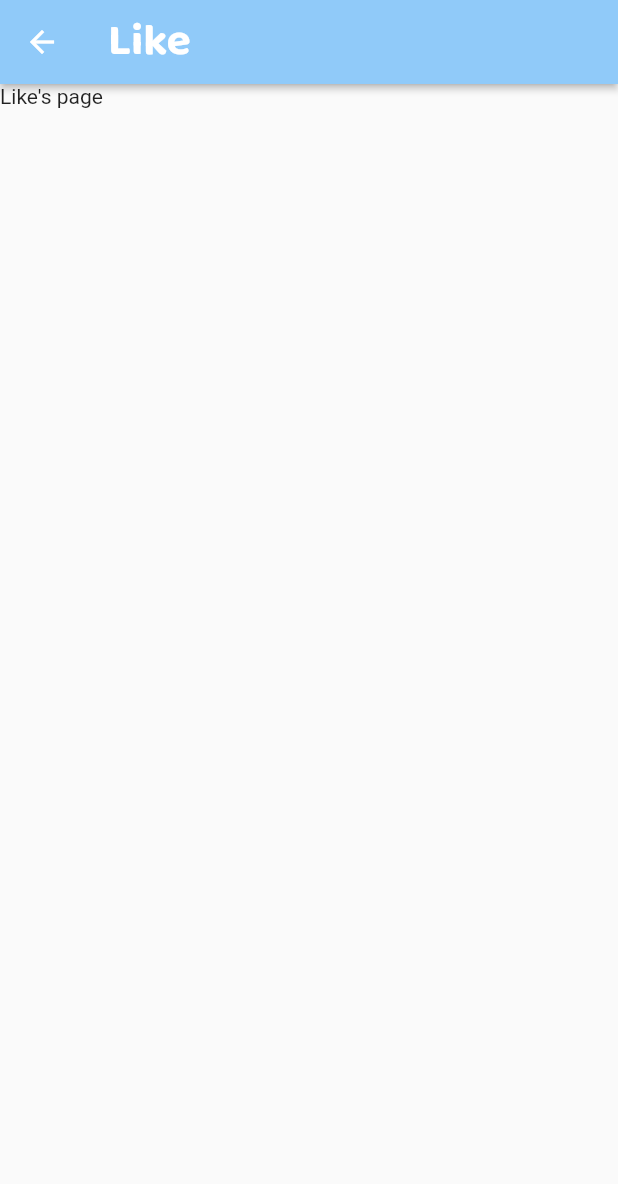
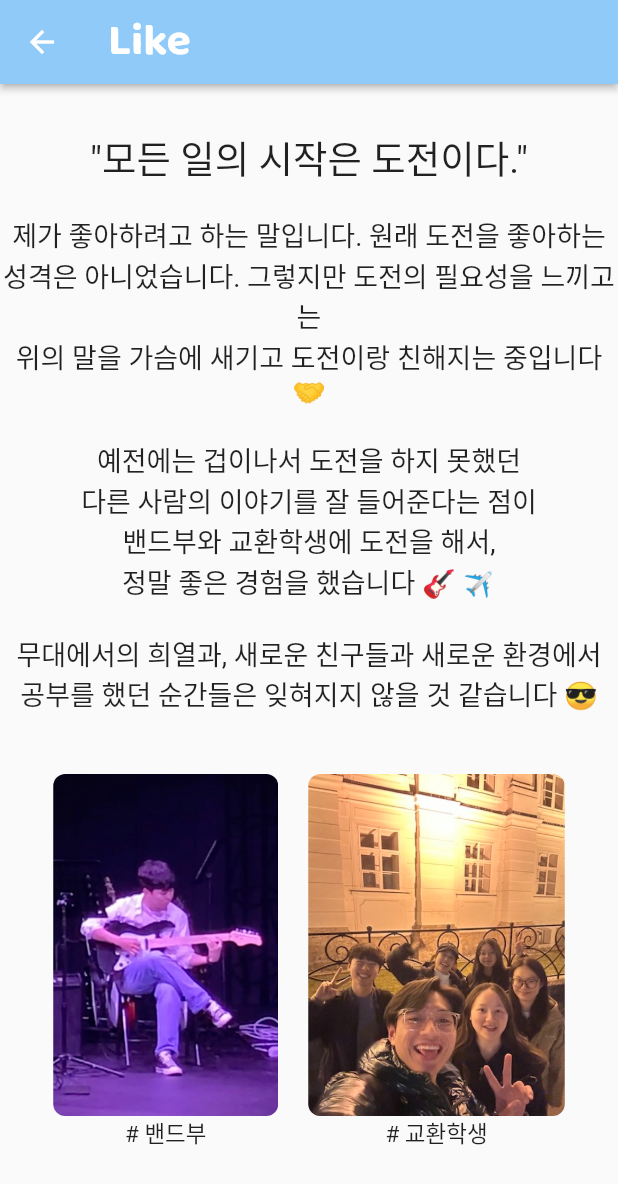
Before and after one commit to wnsdud0721/Flutter_beginner, a Flutter app: the Junyoung screen opened directly, after a tap on "Like", on a phone screen of 412 x 824 dp. Shown: the top 1184 px of the screen. Run offline on Flutter 3.47's test engine with Material 2 defaults, Android fonts, the phone set to English and light mode, and no system bars; Roboto replaces fonts that are missing (Yeongdeok).

Commit message:
홍준영 Like 페이지 완성

```diff
--- a/lib/junyoung.dart
+++ b/lib/junyoung.dart
@@ -50,7 +50,7 @@ class Junyoung extends StatelessWidget {
                   style: TextStyle(
                     fontFamily: "Baloo2",
                     fontSize: 25,
-                    fontWeight: FontWeight.w400,
+                    fontWeight: FontWeight.w600,
                     color: Colors.blue[300],
                   ),
                 ),
@@ -71,7 +71,7 @@ class Junyoung extends StatelessWidget {
                   style: TextStyle(
                     fontFamily: "Baloo2",
                     fontSize: 25,
-                    fontWeight: FontWeight.w400,
+                    fontWeight: FontWeight.w600,
                     color: Colors.blue[300],
                   ),
                 ),
@@ -92,7 +92,7 @@ class Junyoung extends StatelessWidget {
                   style: TextStyle(
                     fontFamily: "Baloo2",
                     fontSize: 25,
-                    fontWeight: FontWeight.w400,
+                    fontWeight: FontWeight.w600,
                     color: Colors.blue[300],
                   ),
                 ),
@@ -214,7 +214,81 @@ class Like extends StatelessWidget {
       ),
       body: Column(
         children: [
-          Text("Like's page"),
+          SizedBox(height: 30),
+          Text(
+            '"모든 일의 시작은 도전이다."',
+            style: TextStyle(
+              fontFamily: "Yeongdeok",
+              fontSize: 25,
+            ),
+            textAlign: TextAlign.center,
+          ),
+          SizedBox(height: 20),
+          Text(
+            "제가 좋아하려고 하는 말입니다. 원래 도전을 좋아하는"
+            "\n성격은 아니었습니다. 그렇지만 도전의 필요성을 느끼고는"
+            "\n위의 말을 가슴에 새기고 도전이랑 친해지는 중입니다 \u{1F91D}"
+            "\n"
+            "\n예전에는 겁이나서 도전을 하지 못했던"
+            "\n다른 사람의 이야기를 잘 들어준다는 점이"
+            "\n밴드부와 교환학생에 도전을 해서,"
+            "\n정말 좋은 경험을 했습니다 \u{1F3B8} \u{2708}"
+            "\n"
+            "\n무대에서의 희열과, 새로운 친구들과 새로운 환경에서"
+            "\n공부를 했던 순간들은 잊혀지지 않을 것 같습니다 \u{1F60E}",
+            style: TextStyle(
+              fontFamily: "Yeongdeok",
+              fontSize: 18,
+            ),
+            textAlign: TextAlign.center,
+          ),
+          SizedBox(height: 40),
+          Row(
+            mainAxisAlignment: MainAxisAlignment.center,
+            children: [
+              Column(
+                mainAxisAlignment: MainAxisAlignment.center,
+                children: [
+                  ClipRRect(
+                    borderRadius: BorderRadius.circular(8),
+                    child: Image.asset(
+                      'assets/images/junyoung/band.jpg',
+                      width: 150,
+                      height: 228,
+                    ),
+                  ),
+                  Text(
+                    "# 밴드부",
+                    style: TextStyle(
+                      fontFamily: "Yeongdeok",
+                      fontSize: 15,
+                    ),
+                  ),
+                ],
+              ),
+              SizedBox(width: 20),
+              Column(
+                mainAxisAlignment: MainAxisAlignment.center,
+                children: [
+                  ClipRRect(
+                    borderRadius: BorderRadius.circular(8),
+                    child: Image.asset(
+                      'assets/images/junyoung/IMG_1201.jpeg',
+                      width: 171,
+                      height: 228,
+                    ),
+                  ),
+                  Text(
+                    "# 교환학생",
+                    style: TextStyle(
+                      fontFamily: "Yeongdeok",
+                      fontSize: 15,
+                    ),
+                  ),
+                ],
+              ),
+            ],
+          ),
         ],
       ),
     );
--- a/pubspec.yaml
+++ b/pubspec.yaml
@@ -69,6 +69,8 @@ flutter:
     - assets/images/junyoung/instagram.png
     - assets/images/junyoung/velog.png
     - assets/images/junyoung/infj.png
+    - assets/images/junyoung/band.jpg
+    - assets/images/junyoung/IMG_1201.jpeg
   #   - images/a_dot_ham.jpeg
 
   # An image asset can refer to one or more resolution-specific "variants", see
```
Also changed, not shown: assets/images/junyoung/IMG_1201.jpeg (added), assets/images/junyoung/band.jpg (added).
